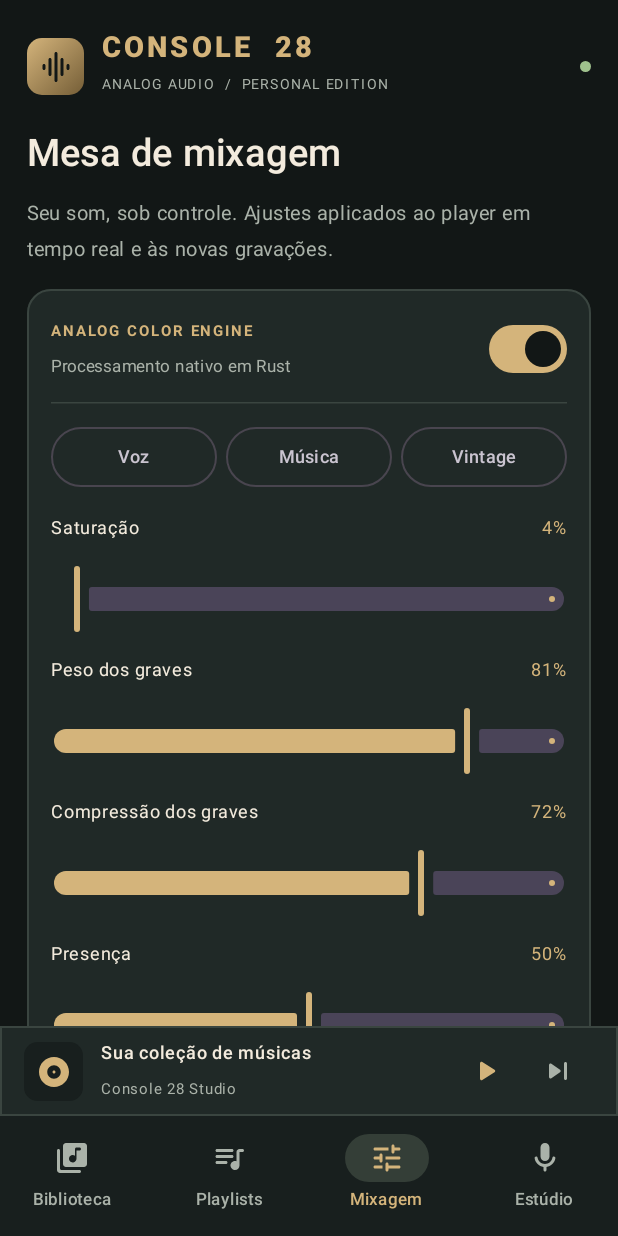
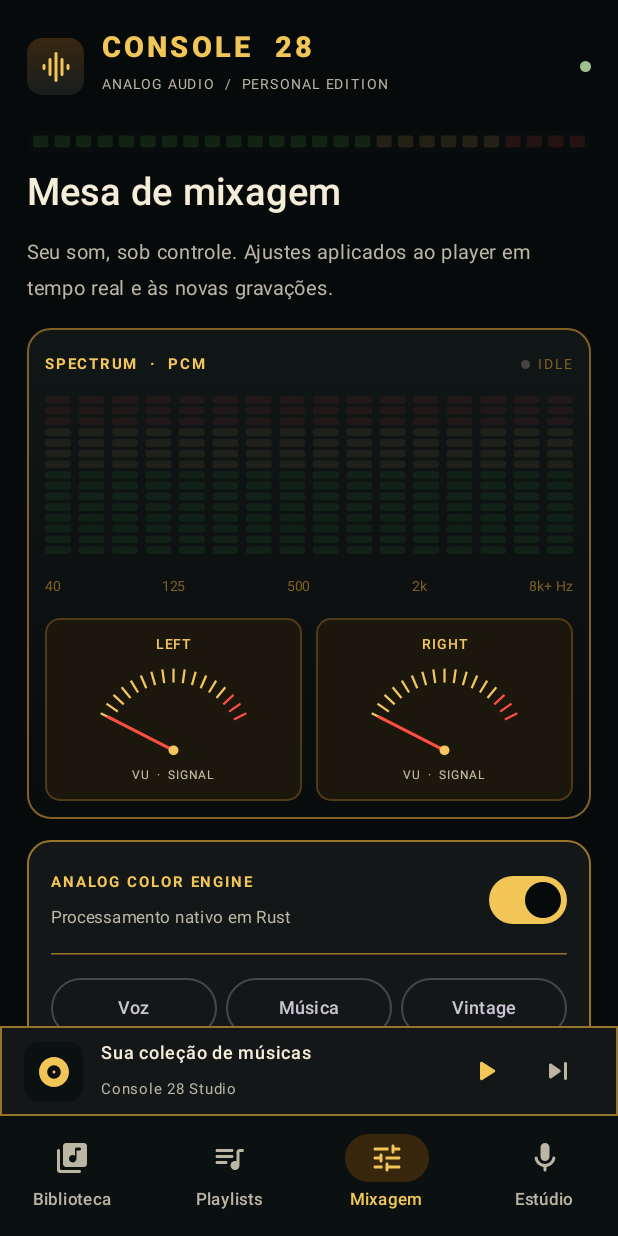
Before and after one commit to jeanoliveira195-dotcom/Console28Studio, an Android app built with Jetpack Compose: the screen it shows after launch (MainActivity), item 3 of the bottom bar chosen, on a phone screen of 412 x 824 dp. Run offline under Robolectric (Android 15) with nearby library versions, the phone set to English and light mode, and no system bars; 1 statement that could not run was skipped.

Commit message:
feat(android): console vintage v0.5, icone adaptativo e medidores PCM responsivos

```diff
--- a/app/build.gradle.kts
+++ b/app/build.gradle.kts
@@ -13,8 +13,8 @@ android {
         applicationId = "com.jean.console28"
         minSdk = 26
         targetSdk = 35
-        versionCode = 5
-        versionName = "0.4.0"
+        versionCode = 6
+        versionName = "0.5.0"
         ndk { abiFilters += listOf("arm64-v8a", "x86_64") }
     }
     compileOptions {
@@ -44,6 +44,7 @@ dependencies {
     implementation("androidx.compose.material:material-icons-extended")
     debugImplementation("androidx.compose.ui:ui-tooling")
     implementation("androidx.media3:media3-exoplayer:1.11.1")
+    testImplementation("junit:junit:4.13.2")
 }
 
 // Android Studio / Gradle primeiro compila as bibliotecas nativas e as empacota no APK.
--- a/app/src/main/AndroidManifest.xml
+++ b/app/src/main/AndroidManifest.xml
@@ -7,6 +7,8 @@
     <application
         android:allowBackup="false"
         android:label="Console 28 Studio"
+        android:icon="@mipmap/ic_launcher"
+        android:roundIcon="@mipmap/ic_launcher"
         android:supportsRtl="true"
         android:theme="@android:style/Theme.Material.NoActionBar"
         android:usesCleartextTraffic="false">
--- a/app/src/main/java/com/jean/console28/MainActivity.kt
+++ b/app/src/main/java/com/jean/console28/MainActivity.kt
@@ -131,6 +131,7 @@ class MainActivity : ComponentActivity() {
                 onTab = { if (!recording) tab = it },
                 settings = settings,
                 onSettings = { s -> settings = s; updateDsp() },
+                spectrum = { audio.spectrum.snapshot() },
                 tracks = tracks,
                 favorites = favorites,
                 playlists = playlists,
--- /dev/null
+++ b/app/src/main/java/com/jean/console28/audio/AudioSpectrumMonitor.kt
@@ -0,0 +1,128 @@
+package com.jean.console28.audio
+
+import java.util.concurrent.atomic.AtomicReference
+import kotlin.math.PI
+import kotlin.math.cos
+import kotlin.math.pow
+import kotlin.math.sin
+import kotlin.math.sqrt
+
+/** A visualização monitora o PCM tratado; não altera nem envia dados de áudio. */
+data class SpectrumFrame(
+    val bands: FloatArray,
+    val left: Float,
+    val right: Float,
+    val sequence: Long
+)
+
+/**
+ * Espectro leve de 16 bandas com análise Goertzel em blocos de 1024 frames.
+ * Chamado exclusivamente pelo thread de áudio. O UI só lê snapshots imutáveis.
+ * A análise fornece intensidade aproximada por bandas, não um analisador calibrado.
+ */
+class AudioSpectrumMonitor {
+    private val hz = doubleArrayOf(
+        47.0, 70.0, 100.0, 140.0, 200.0, 300.0, 450.0, 650.0,
+        950.0, 1400.0, 2100.0, 3150.0, 4700.0, 6800.0, 9700.0, 14000.0
+    )
+    private val n = 1024
+    private val samples = FloatArray(n)
+    private val window = DoubleArray(n) { i -> 0.5 - 0.5 * cos(2.0 * PI * i / (n - 1)) }
+    private val coeffs = DoubleArray(hz.size)
+    private val smoothed = FloatArray(hz.size)
+    private val latest = AtomicReference(SpectrumFrame(FloatArray(hz.size), 0f, 0f, 0L))
+    private var rate = 48_000
+    private var channels = 2
+    private var cursor = 0
+    private var countFrames = 0
+    private var sinceUpdate = 0
+    private var leftEnergy = 0.0
+    private var rightEnergy = 0.0
+    private var measurementCount = 0
+    private var sequence = 0L
+
+    init { configure(48_000, 2) }
+
+    fun configure(sampleRate: Int, channelCount: Int) {
+        require(sampleRate in 8_000..192_000 && channelCount in 1..8)
+        rate = sampleRate
+        channels = channelCount
+        hz.forEachIndexed { i, freq ->
+            val safeHz = freq.coerceAtMost(rate * 0.45)
+            coeffs[i] = 2.0 * cos(2.0 * PI * safeHz / rate)
+        }
+        reset()
+    }
+
+    fun reset() {
+        samples.fill(0f)
+        smoothed.fill(0f)
+        cursor = 0
+        countFrames = 0
+        sinceUpdate = 0
+        leftEnergy = 0.0
+        rightEnergy = 0.0
+        measurementCount = 0
+        sequence += 1
+        latest.set(SpectrumFrame(FloatArray(hz.size), 0f, 0f, sequence))
+    }
+
+    fun snapshot(): SpectrumFrame = latest.get()
+
+    fun process(pcm: ShortArray, count: Int) {
+        if (count <= 0 || count > pcm.size || count % channels != 0) return
+        var i = 0
+        while (i < count) {
+            val left = pcm[i].toDouble() / 32768.0
+            val right = if (channels > 1) pcm[i + 1].toDouble() / 32768.0 else left
+            var mono = 0.0
+            for (ch in 0 until channels) mono += pcm[i + ch].toDouble() / 32768.0
+            mono /= channels
+            samples[cursor] = mono.toFloat()
+            cursor = (cursor + 1) % n
+            if (countFrames < n) countFrames++
+            leftEnergy += left * left
+            rightEnergy += right * right
+            measurementCount++
+            sinceUpdate++
+            if (countFrames == n && sinceUpdate >= 2048) publishFrame()
+            i += channels
+        }
+    }
+
+    private fun publishFrame() {
+        val output = FloatArray(hz.size)
+        for (band in hz.indices) {
+            // Sinal de alta frequência acima de Nyquist não possui significado.
+            if (hz[band] >= rate * 0.48) {
+                output[band] = 0f
+                smoothed[band] = 0f
+                continue
+            }
+            val coefficient = coeffs[band]
+            var q1 = 0.0
+            var q2 = 0.0
+            for (j in 0 until n) {
+                val sample = samples[(cursor + j) % n].toDouble() * window[j]
+                val q = sample + coefficient * q1 - q2
+                q2 = q1
+                q1 = q
+            }
+            val power = (q1*q1 + q2*q2 - coefficient*q1*q2).coerceAtLeast(0.0)
+            val amplitude = 4.0 * sqrt(power) / n
+            val normalized = (amplitude / 0.09).coerceAtLeast(0.0).pow(0.55).coerceIn(0.0, 1.0).toFloat()
+            val alpha = if (normalized > smoothed[band]) 0.78f else 0.31f
+            smoothed[band] += (normalized - smoothed[band]) * alpha
+            output[band] = smoothed[band]
+        }
+        val count = measurementCount.coerceAtLeast(1)
+        val left = sqrt(leftEnergy / count).toFloat().coerceIn(0f,1f)
+        val right = sqrt(rightEnergy / count).toFloat().coerceIn(0f,1f)
+        sequence++
+        latest.set(SpectrumFrame(output, left, right, sequence))
+        sinceUpdate = 0
+        leftEnergy = 0.0
+        rightEnergy = 0.0
+        measurementCount = 0
+    }
+}
--- a/app/src/main/java/com/jean/console28/audio/StudioPlayer.kt
+++ b/app/src/main/java/com/jean/console28/audio/StudioPlayer.kt
@@ -15,6 +15,7 @@ import java.util.concurrent.atomic.AtomicReference
 @UnstableApi
 class StudioPlayer(context: Context, private val settings: AtomicReference<ConsoleSettings>) {
     val player: ExoPlayer
+    val spectrum = AudioSpectrumMonitor()
     private var previewProcessed = false
 
     init {
@@ -24,7 +25,7 @@ class StudioPlayer(context: Context, private val settings: AtomicReference<Conso
                 enableFloatOutput: Boolean,
                 enableAudioOutputPlaybackParams: Boolean
             ): AudioSink = DefaultAudioSink.Builder(context)
-                .setAudioProcessors(arrayOf(ConsoleAudioProcessor(settings)))
+                .setAudioProcessors(arrayOf(ConsoleAudioProcessor(settings, spectrum)))
                 .setEnableFloatOutput(false)
                 .setEnableAudioOutputPlaybackParameters(enableAudioOutputPlaybackParams)
                 .build()
--- /dev/null
+++ b/app/src/main/java/com/jean/console28/ui/RetroConsoleComponents.kt
@@ -0,0 +1,265 @@
+package com.jean.console28.ui
+
+import androidx.compose.foundation.Canvas
+import androidx.compose.foundation.background
+import androidx.compose.foundation.border
+import androidx.compose.foundation.gestures.detectVerticalDragGestures
+import androidx.compose.foundation.layout.*
+import androidx.compose.foundation.shape.RoundedCornerShape
+import androidx.compose.material3.MaterialTheme
+import androidx.compose.material3.Text
+import androidx.compose.runtime.*
+import androidx.compose.ui.Alignment
+import androidx.compose.ui.Modifier
+import androidx.compose.ui.geometry.Offset
+import androidx.compose.ui.geometry.Size
+import androidx.compose.ui.graphics.Brush
+import androidx.compose.ui.graphics.Color
+import androidx.compose.ui.graphics.StrokeCap
+import androidx.compose.ui.graphics.drawscope.Stroke
+import androidx.compose.ui.input.pointer.pointerInput
+import androidx.compose.ui.text.font.FontWeight
+import androidx.compose.ui.text.style.TextAlign
+import androidx.compose.ui.unit.dp
+import androidx.compose.ui.unit.sp
+import com.jean.console28.audio.ConsoleSettings
+import com.jean.console28.audio.SpectrumFrame
+import kotlinx.coroutines.delay
+import kotlin.math.PI
+import kotlin.math.cos
+import kotlin.math.ln
+import kotlin.math.max
+import kotlin.math.min
+import kotlin.math.sin
+
+// Instrumentação temática hi-fi: preto fosco, leds verdes/vermelhos e bordas âmbar.
+private val Obsidian = Color(0xFF090C0D)
+private val NearBlack = Color(0xFF111617)
+private val Amber = Color(0xFFF4C65D)
+private val Ivory = Color(0xFFF1E7CE)
+private val Green = Color(0xFF57E454)
+private val Red = Color(0xFFFF4E42)
+private val AmberDark = Color(0xFF806025)
+
+@Composable
+fun RetroLedRail(isPlaying: Boolean, latest: () -> SpectrumFrame) {
+    val latestValue by rememberUpdatedState(latest)
+    var energy by remember { mutableFloatStateOf(0f) }
+    LaunchedEffect(isPlaying) {
+        while (true) {
+            val f = latestValue()
+            val target = if (isPlaying) max(f.left, f.right) else 0f
+            energy += (target - energy) * if (target > energy) 0.6f else 0.2f
+            delay(75)
+        }
+    }
+    Canvas(Modifier.fillMaxWidth().height(14.dp)) {
+        drawRoundRect(Obsidian, cornerRadius = androidx.compose.ui.geometry.CornerRadius(6.dp.toPx()))
+        val count = 26
+        val gap = 4.dp.toPx()
+        val barWidth = (size.width - gap * (count + 1)) / count
+        for (i in 0 until count) {
+            val x = gap + i * (barWidth + gap)
+            val on = i < (energy.coerceIn(0f, 1f) * count * 2.8f).toInt()
+            val color = when {
+                i >= 22 -> Red
+                i >= 16 -> Amber
+                else -> Green
+            }
+            drawRoundRect(
+                color = color.copy(alpha = if (on) 0.92f else 0.11f),
+                topLeft = Offset(x, 3.dp.toPx()),
+                size = Size(barWidth.coerceAtLeast(1f), size.height - 6.dp.toPx()),
+                cornerRadius = androidx.compose.ui.geometry.CornerRadius(2.dp.toPx())
+            )
+        }
+    }
+}
+
+/** Analisador baseado no PCM real. Não representa níveis de engenharia calibrados. */
+@Composable
+fun AudioMonitorPanel(isPlaying: Boolean, latest: () -> SpectrumFrame) {
+    val latestValue by rememberUpdatedState(latest)
+    var visible by remember { mutableStateOf(SpectrumFrame(FloatArray(16), 0f, 0f, 0L)) }
+    LaunchedEffect(isPlaying) {
+        val smoothed = FloatArray(16)
+        var left = 0f
+        var right = 0f
+        while (true) {
+            val raw = latestValue()
+            for (i in smoothed.indices) {
+                val desired = if (isPlaying) raw.bands.getOrElse(i){0f}.coerceIn(0f, 1f) else 0f
+                val k = if (desired > smoothed[i]) 0.75f else 0.19f
+                smoothed[i] += (desired - smoothed[i]) * k
+            }
+            val vl = if (isPlaying) raw.left else 0f
+            val vr = if (isPlaying) raw.right else 0f
+            left += (vl-left) * if (vl>left) 0.72f else 0.20f
+            right += (vr-right) * if (vr>right) 0.72f else 0.20f
+            visible = SpectrumFrame(smoothed.copyOf(), left, right, raw.sequence)
+            delay(50L)
+        }
+    }
+    Column(
+        Modifier.fillMaxWidth()
+            .border(1.dp, AmberDark, RoundedCornerShape(16.dp))
+            .background(Brush.verticalGradient(listOf(NearBlack, Obsidian)), RoundedCornerShape(16.dp))
+            .padding(horizontal = 12.dp, vertical = 12.dp),
+        verticalArrangement = Arrangement.spacedBy(9.dp)
+    ) {
+        Row(Modifier.fillMaxWidth(), verticalAlignment = Alignment.CenterVertically) {
+            Text("SPECTRUM  ·  PCM", color = Amber,
+                fontSize = 10.sp, fontWeight = FontWeight.Bold, letterSpacing = 1.2.sp)
+            Spacer(Modifier.weight(1f))
+            Box(Modifier.size(6.dp).background(if (isPlaying) Green else Color.DarkGray,
+                RoundedCornerShape(3.dp)))
+            Spacer(Modifier.width(5.dp))
+            Text(if (isPlaying) "LIVE" else "IDLE", color = if (isPlaying) Green else AmberDark,
+                fontSize = 9.sp, letterSpacing = 1.4.sp)
+        }
+        Canvas(Modifier.fillMaxWidth().height(105.dp)) {
+            val bars = visible.bands
+            val gap = 5.dp.toPx()
+            val w = (size.width-gap*(bars.size-1))/bars.size
+            val cells = 15
+            val cellGap = 2.dp.toPx()
+            val cellH = (size.height-cellGap*(cells-1))/cells
+            for (i in bars.indices) {
+                val activeCells = (bars[i]*cells+0.5f).toInt().coerceIn(0,cells)
+                for (level in 0 until cells) {
+                    val lit = level < activeCells
+                    val tint = when {
+                        level > 11 -> Red
+                        level > 7 -> Amber
+                        else -> Green
+                    }
+                    val y = size.height-(level+1)*(cellH+cellGap)+cellGap
+                    drawRoundRect(
+                        color = tint.copy(alpha = if (lit) 0.97f else 0.075f),
+                        topLeft = Offset(i*(w+gap), y),
+                        size = Size(w.coerceAtLeast(2f), cellH.coerceAtLeast(2f)),
+                        cornerRadius = androidx.compose.ui.geometry.CornerRadius(2.dp.toPx())
+                    )
+                }
+            }
+        }
+        Row(Modifier.fillMaxWidth(), horizontalArrangement = Arrangement.SpaceBetween) {
+            Text("40", color=AmberDark,fontSize=9.sp)
+            Text("125",color=AmberDark,fontSize=9.sp)
+            Text("500",color=AmberDark,fontSize=9.sp)
+            Text("2k",color=AmberDark,fontSize=9.sp)
+            Text("8k+ Hz",color=AmberDark,fontSize=9.sp)
+        }
+        Row(Modifier.fillMaxWidth(), horizontalArrangement = Arrangement.spacedBy(9.dp)) {
+            AnalogVuMeter("LEFT", visible.left, Modifier.weight(1f))
+            AnalogVuMeter("RIGHT", visible.right, Modifier.weight(1f))
+        }
+    }
+}
+
+@Composable
+private fun AnalogVuMeter(label: String, value: Float, modifier: Modifier = Modifier) {
+    Column(modifier.border(1.dp, AmberDark.copy(alpha=0.5f), RoundedCornerShape(10.dp))
+        .background(Color(0xFF1C170D),RoundedCornerShape(10.dp))
+        .padding(horizontal=8.dp,vertical=5.dp), horizontalAlignment = Alignment.CenterHorizontally) {
+        Text(label, color = Amber, fontSize = 9.sp, fontWeight = FontWeight.SemiBold,
+            letterSpacing = 1.2.sp)
+        Canvas(Modifier.fillMaxWidth().height(63.dp)) {
+            val center = Offset(size.width/2f, size.height*0.93f)
+            val radius = min(size.width*0.44f, size.height*0.86f)
+            val start=207f
+            val sweep=126f
+            for(i in 0..16) {
+                val a=(start+sweep*i/16.0)*PI/180.0
+                val first = Offset(center.x+cos(a).toFloat()*radius*0.83f,
+                    center.y+sin(a).toFloat()*radius*0.83f)
+                val second = Offset(center.x+cos(a).toFloat()*radius,
+                    center.y+sin(a).toFloat()*radius)
+                drawLine(if(i>13) Red else Amber,first,second,strokeWidth=1.5.dp.toPx())
+            }
+            val db = 20f*(ln(value.coerceAtLeast(0.0001f))/ln(10f))
+            val normalized = ((db+33f)/33f).coerceIn(0f,1f)
+            val a=(start+sweep*normalized)*PI/180.0
+            val needleEnd=Offset(center.x+cos(a).toFloat()*radius*0.9f,
+                center.y+sin(a).toFloat()*radius*0.9f)
+            drawLine(Red,center,needleEnd,strokeWidth=2.1.dp.toPx(),cap=StrokeCap.Round)
+            drawCircle(Amber,3.3.dp.toPx(),center)
+        }
+        Text("VU  ·  SIGNAL", color = Ivory.copy(alpha=0.8f), fontSize = 8.sp,
+            letterSpacing=0.5.sp)
+    }
+}
+
+/** Knobs substituem os faders no painel de mixagem; deslize para cima/baixo. */
+@Composable
+fun RetroKnobBoard(s: ConsoleSettings, update: (ConsoleSettings)->Unit, enabled: Boolean) {
+    Column(Modifier.fillMaxWidth(),verticalArrangement=Arrangement.spacedBy(16.dp)) {
+        Row(Modifier.fillMaxWidth(),horizontalArrangement=Arrangement.spacedBy(5.dp)) {
+            RetroKnob("GRAVES",s.warmth,{update(s.copy(warmth=it))},enabled,Modifier.weight(1f))
+            RetroKnob("PRESENÇA",s.presence,{update(s.copy(presence=it))},enabled,Modifier.weight(1f))
+            RetroKnob("AGUDOS",s.air,{update(s.copy(air=it))},enabled,Modifier.weight(1f))
+        }
+        Row(Modifier.fillMaxWidth(),horizontalArrangement=Arrangement.spacedBy(5.dp)) {
+            RetroKnob("COMPRESSÃO",s.bassCompression,{update(s.copy(bassCompression=it))},enabled,Modifier.weight(1f))
+            RetroKnob("SATURAÇÃO",s.drive,{update(s.copy(drive=it))},enabled,Modifier.weight(1f))
+            RetroKnob("MISTURA",s.mix,{update(s.copy(mix=it))},enabled,Modifier.weight(1f))
+        }
+        Row(Modifier.fillMaxWidth(),verticalAlignment=Alignment.CenterVertically) {
+            RetroKnob("SAÍDA",((s.outputDb+18f)/24f).coerceIn(0f,1f),
+                { update(s.copy(outputDb=-18f+it*24f)) },enabled,Modifier.weight(1f),
+                valueText="${"%+.1f".format(java.util.Locale.US,s.outputDb)} dB")
+            Column(Modifier.weight(2f).padding(start=12.dp),verticalArrangement=Arrangement.spacedBy(5.dp)) {
+                Text("ANALOG COLOR ENGINE", color=Amber,fontSize=10.sp,fontWeight=FontWeight.Bold)
+                Text("Gire os controles deslizando o dedo para cima ou para baixo.",
+                    color=Ivory.copy(alpha=0.73f),fontSize=11.sp)
+                Text("Ajustes em tempo real · Motor DSP Rust",color=Green,fontSize=10.sp)
+            }
+        }
+    }
+}
+
+@Composable
+private fun RetroKnob(
+    label: String, value:Float, onValue:(Float)->Unit, enabled:Boolean,
+    modifier:Modifier = Modifier, valueText:String="${(value*100).toInt()}%"
+) {
+    val valueNow by rememberUpdatedState(value)
+    val action by rememberUpdatedState(onValue)
+    Column(modifier, horizontalAlignment=Alignment.CenterHorizontally,
+        verticalArrangement=Arrangement.spacedBy(5.dp)) {
+        Text(label, color=Amber,fontSize=9.sp,fontWeight=FontWeight.Bold,
+            maxLines=1,softWrap=false)
+        Canvas(Modifier.size(74.dp).pointerInput(enabled) {
+            if (enabled) detectVerticalDragGestures { change, amount ->
+                action((valueNow-amount/240f).coerceIn(0f,1f))
+                change.consume()
+            }
+        }) {
+            val c=Offset(size.width/2f,size.height/2f)
+            val r=size.minDimension*0.36f
+            drawCircle(Brush.radialGradient(listOf(Color(0xFF43494A),Color(0xFF131717),Color(0xFF080A0B))),r,c)
+            drawCircle(AmberDark,r,c,style=Stroke(2.dp.toPx()))
+            for (i in 0..16) {
+                val angle=(135.0 + 270.0*i/16.0)*PI/180.0
+                val inRad=r*1.2f
+                val outRad=r*1.43f
+                val selected=i<=value*16
+                val tint=when {
+                    i>13 -> Red
+                    i>8 -> Amber
+                    else -> Green
+                }
+                drawLine(if (selected) tint else AmberDark.copy(alpha=0.4f),
+                    Offset(c.x+cos(angle).toFloat()*inRad,c.y+sin(angle).toFloat()*inRad),
+                    Offset(c.x+cos(angle).toFloat()*outRad,c.y+sin(angle).toFloat()*outRad),
+                    strokeWidth=1.35.dp.toPx(),cap=StrokeCap.Round)
+            }
+            val angle=(135.0+value.coerceIn(0f,1f)*270.0)*PI/180.0
+            drawLine(Amber,c,Offset(c.x+cos(angle).toFloat()*r*0.8f,
+                c.y+sin(angle).toFloat()*r*0.8f),strokeWidth=3.dp.toPx(),cap=StrokeCap.Round)
+            drawCircle(Color(0xFF171D1D),r*0.11f,c)
+        }
+        Text(valueText, color=if(enabled)Green else Ivory.copy(alpha=0.5f),
+            fontSize=11.sp,fontWeight=FontWeight.Medium,textAlign=TextAlign.Center)
+    }
+}
--- a/app/src/main/java/com/jean/console28/ui/StudioScreen.kt
+++ b/app/src/main/java/com/jean/console28/ui/StudioScreen.kt
@@ -32,6 +32,7 @@ import androidx.compose.ui.text.input.ImeAction
 import androidx.compose.ui.unit.dp
 import androidx.compose.ui.unit.sp
 import com.jean.console28.audio.ConsoleSettings
+import com.jean.console28.audio.SpectrumFrame
 import com.jean.console28.audio.RecordingInfo
 import com.jean.console28.library.MusicTrack
 import kotlinx.coroutines.delay
@@ -39,16 +40,16 @@ import java.io.File
 import java.util.Locale
 import kotlin.math.max
 
-// Anodized charcoal, aged champagne brass and the amber LCD of late-70s/80s hi-fi.
-private val Ink = Color(0xFF121716)
-private val Panel = Color(0xFF202927)
-private val PanelDeep = Color(0xFF181F1E)
-private val Border = Color(0xFF3A4540)
-private val Brass = Color(0xFFD4B47B)
-private val Light = Color(0xFFF3EBDD)
-private val Soft = Color(0xFFAAB2A9)
-private val Accent = Color(0xFFE5C68D)
-private val Danger = Color(0xFFE48A7D)
+// Black velvet hi-fi shell with amber bevels and vintage red/green signal LEDs.
+private val Ink = Color(0xFF070A0B)
+private val Panel = Color(0xFF131718)
+private val PanelDeep = Color(0xFF0B1011)
+private val Border = Color(0xFF98732A)
+private val Brass = Color(0xFFF1C657)
+private val Light = Color(0xFFF6EDD8)
+private val Soft = Color(0xFFBBB5A4)
+private val Accent = Color(0xFFFFDB73)
+private val Danger = Color(0xFFFF5045)
 
 @Composable
 fun StudioScreen(
@@ -56,6 +57,7 @@ fun StudioScreen(
     onTab: (Int) -> Unit,
     settings: ConsoleSettings,
     onSettings: (ConsoleSettings) -> Unit,
+    spectrum: () -> SpectrumFrame,
     tracks: List<MusicTrack>,
     favorites: Set<Long>,
     playlists: Map<String, List<Long>>,
@@ -141,7 +143,7 @@ fun StudioScreen(
                                 label = { Text(label, fontSize = 11.sp) },
                                 colors = NavigationBarItemDefaults.colors(
                                     selectedIconColor = Brass, selectedTextColor = Brass,
-                                    indicatorColor = Color(0xFF343E37),
+                                    indicatorColor = Color(0xFF38270D),
                                     unselectedIconColor = Soft, unselectedTextColor = Soft
                                 )
                             )
@@ -155,6 +157,8 @@ fun StudioScreen(
                     .padding(horizontal = 18.dp)
             ) {
                 Header()
+                RetroLedRail(isPlaying, spectrum)
+                Spacer(Modifier.height(12.dp))
                 when (tab) {
                     0 -> {
                         LazyColumn(
@@ -162,6 +166,9 @@ fun StudioScreen(
                             contentPadding = PaddingValues(bottom = 18.dp),
                             verticalArrangement = Arrangement.spacedBy(14.dp)
                         ) {
+                            item {
+                                AudioMonitorPanel(isPlaying, spectrum)
+                            }
                             item {
                                 NowPlaying(title, artist, isPlaying, isProcessedPreview,
                                     currentTrackId != null && currentTrackId in favorites,
@@ -285,6 +292,7 @@ fun StudioScreen(
                                 fontWeight = FontWeight.SemiBold)
                             Text("Seu som, sob controle. Ajustes aplicados ao player em tempo real e às novas gravações.",
                                 color = Soft, fontSize = 13.sp)
+                            AudioMonitorPanel(isPlaying, spectrum)
                             AnalogControls(settings, onSettings, !recording, expanded = true,
                                 onExpand = {}, alwaysOpen = true)
                             Text(if (recording) "Finalize a gravação para voltar a ajustar o efeito."
@@ -401,10 +409,10 @@ private fun Header() {
         verticalAlignment = Alignment.CenterVertically) {
         Box(
             Modifier.size(38.dp).clip(RoundedCornerShape(10.dp))
-                .background(Brush.linearGradient(listOf(Brass, Color(0xFF755E37)))),
+                .background(Brush.verticalGradient(listOf(Color(0xFF392710), Color(0xFF171D1D)))),
             contentAlignment = Alignment.Center
         ) {
-            Icon(Icons.Rounded.GraphicEq, null, tint = Ink, modifier = Modifier.size(24.dp))
+            Icon(Icons.Rounded.GraphicEq, null, tint = Brass, modifier = Modifier.size(24.dp))
         }
         Spacer(Modifier.width(12.dp))
         Column {
@@ -775,6 +783,9 @@ private fun AnalogControls(
             }
         }
         if (alwaysOpen || expanded) {
+            if (alwaysOpen) {
+                RetroKnobBoard(s, update, enabled)
+            } else {
             ControlSlider("Saturação", s.drive, enabled) { update(s.copy(drive = it)) }
             ControlSlider("Peso dos graves", s.warmth, enabled) { update(s.copy(warmth = it)) }
             ControlSlider("Compressão dos graves", s.bassCompression, enabled) {
@@ -787,6 +798,7 @@ private fun AnalogControls(
             Slider(value = s.outputDb.coerceIn(-18f, 6f),
                 onValueChange = { update(s.copy(outputDb = it)) },
                 valueRange = -18f..6f, enabled = enabled)
+            }
         }
         Text("EQ e compressão de graves com limitador de pico em Rust. Emulação inspirada em consoles históricos.",
             color = Soft, fontSize = 11.sp)
--- /dev/null
+++ b/app/src/main/res/mipmap-anydpi-v26/ic_launcher.xml
@@ -0,0 +1,5 @@
+<?xml version="1.0" encoding="utf-8"?>
+<adaptive-icon xmlns:android="http://schemas.android.com/apk/res/android">
+    <background android:drawable="@color/console28_icon_background"/>
+    <foreground android:drawable="@drawable/ic_launcher_foreground"/>
+</adaptive-icon>
--- /dev/null
+++ b/app/src/main/res/values/colors.xml
@@ -0,0 +1,4 @@
+<?xml version="1.0" encoding="utf-8"?>
+<resources>
+    <color name="console28_icon_background">#050809</color>
+</resources>
```
Also changed, not shown: app/src/main/java/com/jean/console28/audio/ConsoleAudioProcessor.kt (+6 -1 lines), app/src/main/res/drawable/ic_launcher_foreground.xml (added, +25 -0 lines), 3 other files.
